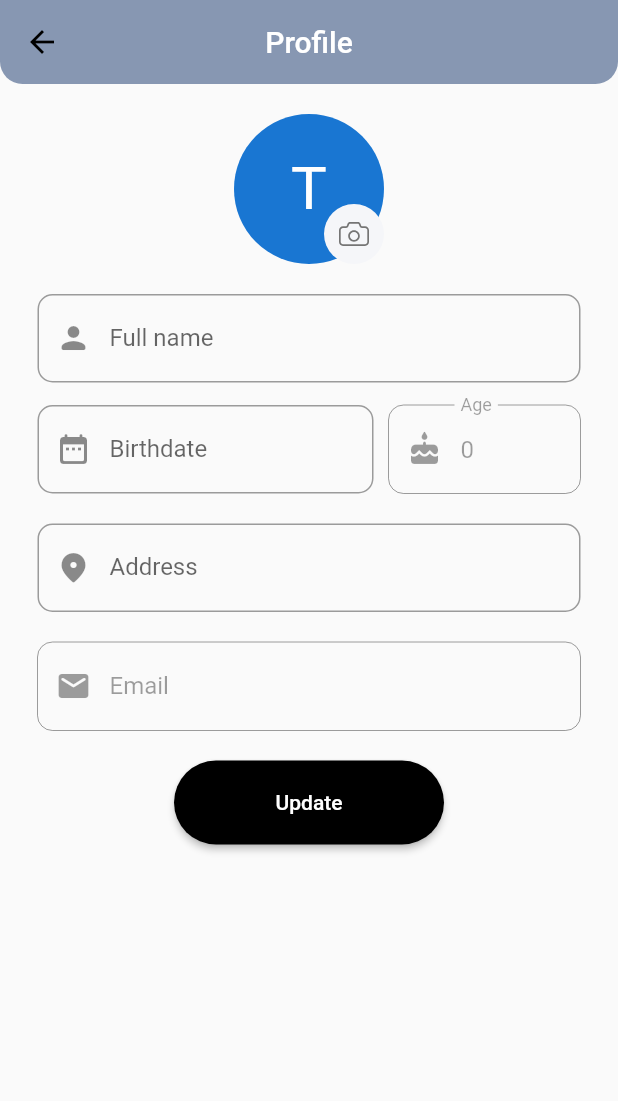
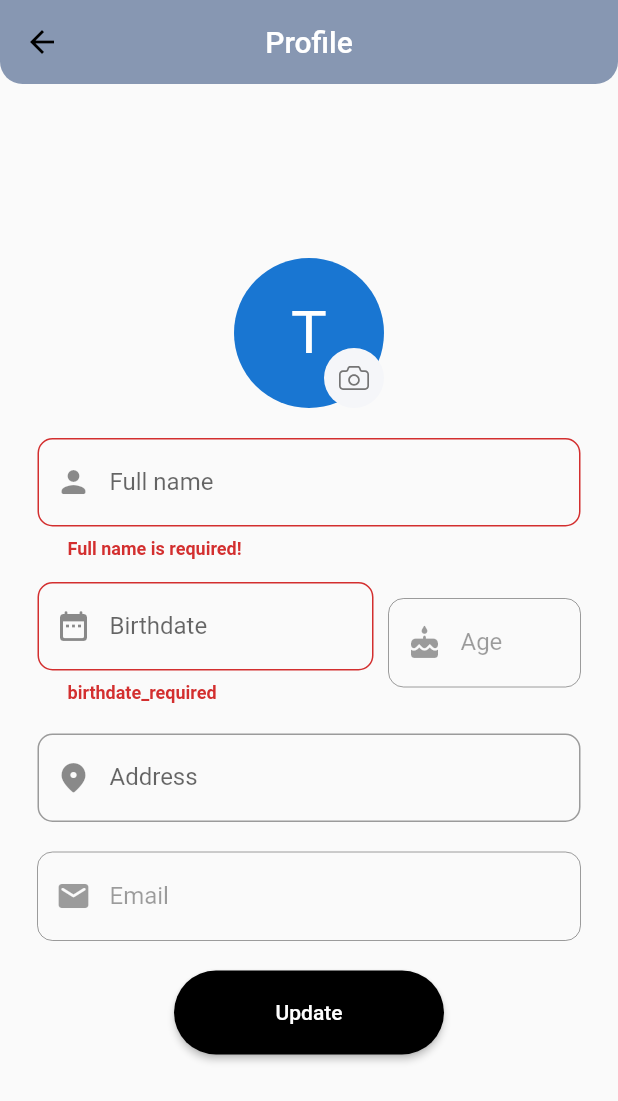
Before and after one commit to Tercilio/fake-news-flutter, a Flutter app: the UserProfilePage screen opened directly, after a tap on "Update", on a phone screen of 412 x 824 dp. Shown: the top 1101 px of the screen. Run offline on Flutter 3.47's test engine with Material 2 defaults, Android fonts, the phone set to English and light mode, and no system bars; our stand-ins replace dio, flutter_mobx, flutter_modular, flutter_svg, localization, mask_text_input_formatter and 1 more; missing offline and left inert: onboarding; generated files the repository leaves out were written again.

Commit message:
Finalizando tela do perfil do usuario

```diff
--- a/lib/src/features/auth/data/dto/user_output_dto.dart
+++ b/lib/src/features/auth/data/dto/user_output_dto.dart
@@ -1,18 +1,29 @@
 class UserOutputDto {
-  const UserOutputDto(this.id, this.fullname, this.birthdate, this.email,
-      this.photo, this.token);
+  const UserOutputDto(this.id, this.fullname, this.birthdate, this.address,
+      this.email, this.photo, this.token);
 
   final int id;
   final String fullname;
   final String birthdate;
+  final String address;
   final String email;
   final String photo;
   final String token;
+
+  factory UserOutputDto.fromJsonToken(Map<String, dynamic> json, String token) => UserOutputDto(
+      json['id'],
+      json['fullname'],
+      json['birthdate'],
+      json['address'],
+      json['email'],
+      json['photo'],
+      token);
 
   factory UserOutputDto.fromJson(Map<String, dynamic> json) => UserOutputDto(
       json['id'],
       json['fullname'],
       json['birthdate'],
+      json['address'],
       json['email'],
       json['photo'],
       json['token']);
@@ -21,6 +32,7 @@ class UserOutputDto {
         'id': id,
         'fullname': fullname,
         'birthdate': birthdate.replaceAll('/', '-'),
+        'address': address,
         'email': email,
         'photo': photo,
         'token': token
--- a/lib/src/features/auth/domain/model/user_secure_storage.dart
+++ b/lib/src/features/auth/domain/model/user_secure_storage.dart
@@ -8,6 +8,7 @@ class UserSecureStorage {
   static String _valueUserPhoto = "";
   static String _valueUserBirthday = "";
   static String _valueUserEmail = "";
+  static String _valueUserAddress = "";
   static String _valueUserToken = "";
 
   static int getUserid() {
@@ -42,6 +43,14 @@ class UserSecureStorage {
     _valueUserBirthday = userbirthday;
   }
 
+  static String getUserAddress() {
+    return _valueUserAddress;
+  }
+
+  static void setUserAddress(String useraddress) {
+    _valueUserAddress = useraddress;
+  }
+
   static String getUseremail() {
     // return await _storage.read(key: _keyUserEmail);
     return _valueUserEmail;
@@ -64,7 +73,7 @@ class UserSecureStorage {
 
   static UserOutputDto getUser() {
     return UserOutputDto(_valueUserId, _valueUserName, _valueUserBirthday,
-        _valueUserEmail, _valueUserPhoto, _valueUserToken);
+        _valueUserAddress, _valueUserEmail, _valueUserPhoto, _valueUserToken);
   }
 
   static void setUser(UserOutputDto user) {
@@ -74,6 +83,7 @@ class UserSecureStorage {
     _valueUserBirthday = user.birthdate.isEmpty ? "" : user.birthdate;
     _valueUserEmail = user.email.isEmpty ? "" : user.email;
     _valueUserToken = user.token.isEmpty ? "" : user.token;
+    _valueUserAddress = user.address.isEmpty ? "" : user.address;
   }
 
   static void resetUser() {
@@ -83,5 +93,6 @@ class UserSecureStorage {
     _valueUserBirthday = "";
     _valueUserEmail = "";
     _valueUserToken = "";
+    _valueUserAddress = "";
   }
 }
--- a/lib/src/features/auth/domain/repository/user_interface.dart
+++ b/lib/src/features/auth/domain/repository/user_interface.dart
@@ -1,5 +1,6 @@
 import 'package:basearch/src/features/auth/data/dto/user_input_dto.dart';
 import 'package:basearch/src/features/auth/data/dto/user_output_dto.dart';
+import 'package:basearch/src/features/main/data/dto/user_input_update_dto.dart';
 
 import '../model/user.dart';
 
@@ -7,4 +8,5 @@ abstract class IUser {
   Future<UserOutputDto> login(User user);
   Future<UserInputDto> singup(UserInputDto userInputDto);
   Future<UserOutputDto> getUser(String email);
+  Future<UserOutputDto> updateUser(int idUser, UserInputUpdateDto userDto);
 }
--- a/lib/src/features/home/home_module.dart
+++ b/lib/src/features/home/home_module.dart
@@ -16,6 +16,7 @@ import 'package:basearch/src/features/auth/presentation/viewmodel/validatorcode_
 import 'package:basearch/src/features/main/data/repository/news_repository.dart';
 import 'package:basearch/src/features/main/domain/repository/news_interface.dart';
 import 'package:basearch/src/features/main/domain/usecase/news_usecase.dart';
+import 'package:basearch/src/features/main/domain/usecase/user_usecase.dart';
 import 'package:basearch/src/features/main/presentation/view/page/main_page.dart';
 import 'package:basearch/src/features/main/presentation/viewmodel/main_viewmodel.dart';
 import 'package:basearch/src/features/main/presentation/viewmodel/user_profile_viewmodel.dart';
@@ -31,6 +32,7 @@ class HomeModule extends Module {
         Bind.factory((i) => SignUpUseCase()),
         Bind.factory((i) => NewsUseCase()),
         Bind.factory((i) => ForgotPasswordUseCase()),
+        Bind.factory((i) => UserUseCase()),
         Bind.factory((i) => ValidatorCodeViewModel()),
         Bind.factory((i) => LoginViewModel()),
         Bind.factory((i) => SignUpViewModel()),
--- /dev/null
+++ b/lib/src/features/main/domain/usecase/user_usecase.dart
@@ -0,0 +1,52 @@
+import 'package:basearch/src/features/auth/data/dto/user_output_dto.dart';
+import 'package:basearch/src/features/auth/domain/repository/user_interface.dart';
+import 'package:basearch/src/features/main/data/dto/user_input_update_dto.dart';
+import 'package:flutter_modular/flutter_modular.dart';
+import 'package:localization/localization.dart';
+
+import '../repository/news_interface.dart';
+
+class UserUseCase {
+  final repository = Modular.get<IUser>();
+
+  String? validateFullname(String fullname) {
+    if (fullname.isEmpty) {
+      return 'fullname_required'.i18n();
+    }
+
+    return null;
+  }
+
+  String? validateBirthdate(String birthdate) {
+    if (birthdate.isEmpty) {
+      return 'birthdate_required'.i18n();
+    }
+    return null;
+  }
+
+  String formatDateTime(String date) {
+    if (date.isEmpty) {
+      return '';
+    } else if (date.split("/")[0].length == 4) {
+      return date;
+    }
+
+    List<String> arrayStringDate = date.split("/");
+    String days = arrayStringDate[0];
+
+    arrayStringDate[0] = arrayStringDate[2];
+    arrayStringDate[2] = days;
+
+    date = arrayStringDate[0] +
+        "-" +
+        arrayStringDate[1] +
+        "-" +
+        arrayStringDate[2];
+
+    return date;
+  }
+
+  Future<UserOutputDto> updateUser(int idUser, UserInputUpdateDto dto) {
+    return repository.updateUser(idUser, dto);
+  }
+}
--- a/lib/src/features/main/presentation/view/page/user_profile.dart
+++ b/lib/src/features/main/presentation/view/page/user_profile.dart
@@ -5,6 +5,7 @@ import 'package:basearch/src/features/auth/domain/model/user_secure_storage.dart
 import 'package:basearch/src/features/main/presentation/view/page/main_page.dart';
 import 'package:basearch/src/features/main/presentation/viewmodel/user_profile_viewmodel.dart';
 import 'package:flutter/material.dart';
+import 'package:flutter_mobx/flutter_mobx.dart';
 import 'package:flutter_modular/flutter_modular.dart';
 import 'package:flutter_svg/svg.dart';
 import 'package:intl/intl.dart';
@@ -20,7 +21,7 @@ class UserProfilePage extends StatefulWidget {
 class _UserProfilePage
     extends ModularState<UserProfilePage, UserProfileViewModel> {
   bool isAccountUpdated = false;
-  final _controller = TextEditingController(text: '0');
+  final _controller = TextEditingController(text: '');
   final UserOutputDto _user = UserSecureStorage.getUser();
 
   Widget get _photo => CircleAvatar(
@@ -67,16 +68,28 @@ class _UserProfilePage
         ),
       );
 
+  Widget get _loadingIndicator => Container(
+        height: 56,
+        width: double.infinity,
+        margin: const EdgeInsets.fromLTRB(70, 15, 70, 5),
+        child: const Center(
+          child: Visibility(
+            child: CircularProgressIndicator(
+              backgroundColor: Colors.blueGrey,
+            ),
+          ),
+        ),
+      );
+
   Widget get _fullname => Container(
         margin: const EdgeInsets.fromLTRB(25, 20, 25, 0),
         width: double.infinity,
         child: TextFormField(
-          initialValue: _user.fullname,
+          initialValue: store.fullname,
           keyboardType: TextInputType.name,
           textInputAction: TextInputAction.next,
           decoration: InputDecoration(
-            errorText:
-                store.error.fullname!.isEmpty ? null : store.error.fullname,
+            errorText: store.error.fullname,
             labelText: 'fullname_label'.i18n(),
             errorStyle: const TextStyle(fontWeight: FontWeight.bold),
             prefixIcon: const Icon(Icons.person_rounded),
@@ -100,11 +113,9 @@ class _UserProfilePage
               flex: 7,
               child: TextFormField(
                 key: Key(store.birthdate),
-                initialValue: getDate(),
+                initialValue: store.birthdate,
                 decoration: InputDecoration(
-                  errorText: store.error.birthdate!.isEmpty
-                      ? null
-                      : store.error.birthdate,
+                  errorText: store.error.birthdate,
                   labelText: 'birthdate_label'.i18n(),
                   errorStyle: const TextStyle(fontWeight: FontWeight.bold),
                   hintText: 'birthdate_hint'.i18n(),
@@ -131,8 +142,7 @@ class _UserProfilePage
                           .replaceAll('-', '/')
                           .substring(0, 10);
 
-                      print("Data pick: " + dataPick.toString());
-                      calcAge(dataPick);
+                      calcAge(dataPick.toString());
                     });
                   }
                 },
@@ -166,10 +176,8 @@ class _UserProfilePage
         margin: const EdgeInsets.fromLTRB(25, 15, 25, 5),
         width: double.infinity,
         child: TextFormField(
-          initialValue: "",
+          initialValue: store.address,
           decoration: InputDecoration(
-            errorText:
-                store.error.address!.isEmpty ? null : store.error.address,
             labelText: 'address_label'.i18n(),
             errorStyle: const TextStyle(fontWeight: FontWeight.bold),
             prefixIcon: const Icon(Icons.room_rounded),
@@ -180,7 +188,7 @@ class _UserProfilePage
             ),
           ),
           enabled: !store.isLoading,
-          onTap: () async {},
+          onChanged: (value) => store.address = value,
         ),
       );
 
@@ -188,7 +196,7 @@ class _UserProfilePage
         margin: const EdgeInsets.fromLTRB(25, 15, 25, 5),
         width: double.infinity,
         child: TextFormField(
-          initialValue: _user.email,
+          initialValue: store.email,
           decoration: InputDecoration(
             labelText: 'email_label'.i18n(),
             prefixIcon: const Icon(Icons.email_rounded),
@@ -240,9 +248,11 @@ class _UserProfilePage
                     ),
                   ),
                   onPressed: () async {
-                    isAccountUpdated = await store.updateUser();
+                    isAccountUpdated = await store.updateUser(_user.id);
 
-                    if (isAccountUpdated) startTime();
+                    if (isAccountUpdated) {
+                      startTime();
+                    }
                   },
                   child: Text('updateuser'.i18n()),
                 ),
@@ -276,23 +286,59 @@ class _UserProfilePage
           borderRadius: BorderRadius.vertical(bottom: Radius.circular(15)),
         ),
       ),
-      body: SingleChildScrollView(
+      body: Center(
+        child: SingleChildScrollView(
           padding: const EdgeInsets.symmetric(vertical: 20),
-        child: Center(
-          child: Column(children: [
+          child: Observer(builder: (_) {
+            return Form(
+              child: Column(
+                children: [
                   _profilePhoto,
                   _fullname,
                   _birthdate,
                   _address,
                   _email,
-            _saveButton
-          ]),
+                  store.isLoading ? _loadingIndicator : _saveButton,
+                ],
+              ),
+            );
+          }),
         ),
       ),
     );
   }
 
-  calcAge(DateTime dateTime) {
+  @override
+  void initState() {
+    super.initState();
+
+    store.email = _user.email;
+    store.fullname = _user.fullname;
+    store.birthdate = getDate();
+    store.address = _user.address;
+
+    if (store.birthdate.isNotEmpty) {
+      calcAge(store.birthdate.replaceAll("/", "-"));
+    }
+  }
+
+  calcAge(String date) {
+    if (date.split("-")[0].length == 2) {
+      List<String> arrayStringDate = date.split("-");
+      String days = arrayStringDate[0];
+
+      arrayStringDate[0] = arrayStringDate[2];
+      arrayStringDate[2] = days;
+
+      date = arrayStringDate[0] +
+          "-" +
+          arrayStringDate[1] +
+          "-" +
+          arrayStringDate[2];
+    }
+
+    DateTime dateTime = DateTime.parse(date);
+
     DateTime dateToday = DateTime.now().add(const Duration(
         hours: 0, microseconds: 0, milliseconds: 0, minutes: 0, seconds: 0));
 
@@ -300,7 +346,7 @@ class _UserProfilePage
         hours: 0, microseconds: 0, milliseconds: 0, minutes: 0, seconds: 0));
 
     int age = (dateToday.difference(dateTime).inDays / 365).floor();
-    store.age = age.toString();
+    store.age = age < 0 ? "0" : age.toString();
 
     setState(() => _controller.text = store.age);
   }
--- a/lib/src/features/main/presentation/viewmodel/user_profile_viewmodel.dart
+++ b/lib/src/features/main/presentation/viewmodel/user_profile_viewmodel.dart
@@ -1,5 +1,9 @@
-import 'package:basearch/src/features/auth/domain/usecase/signup_usecase.dart';
+import 'package:basearch/src/features/auth/data/dto/user_output_dto.dart';
+import 'package:basearch/src/features/auth/domain/model/user_secure_storage.dart';
+import 'package:basearch/src/features/main/data/dto/user_input_update_dto.dart';
+import 'package:basearch/src/features/main/domain/usecase/user_usecase.dart';
 import 'package:flutter_modular/flutter_modular.dart';
+import 'package:localization/localization.dart';
 import 'package:mobx/mobx.dart';
 
 part 'user_profile_viewmodel.g.dart';
@@ -9,7 +13,10 @@ class UserProfileViewModel = _UserProfileViewModelBase
 
 abstract class _UserProfileViewModelBase with Store {
   final error = UserProfileError();
-  final _usecase = Modular.get<SignUpUseCase>();
+  final _usecase = Modular.get<UserUseCase>();
+
+  @observable
+  String email = '';
 
   @observable
   String fullname = '';
@@ -45,13 +52,33 @@ abstract class _UserProfileViewModelBase with Store {
     error.birthdate = _usecase.validateBirthdate(birthdate);
   }
 
-  Future<bool> updateUser() async {
+  Future<bool> updateUser(int idUser) async {
     error.clear();
 
     validateFullname();
     validateBirthdate();
 
-    return true;
+    if (!error.hasErrors) {
+      isLoading = true;
+
+      try {
+        String dateTime = _usecase.formatDateTime(birthdate);
+
+        UserInputUpdateDto dto =
+            UserInputUpdateDto(email, fullname, dateTime, address, photo);
+
+        UserOutputDto userOutputDto = await _usecase.updateUser(idUser, dto);
+        UserSecureStorage.setUser(userOutputDto);
+
+        return true;
+      } on Exception {
+        error.updateUser = 'singup_invalid'.i18n();
+      } finally {
+        isLoading = false;
+      }
+    }
+
+    return false;
   }
 }
 
@@ -59,29 +86,20 @@ class UserProfileError = _UserProfileErrorBase with _$UserProfileError;
 
 abstract class _UserProfileErrorBase with Store {
   @observable
-  String? fullname = '';
+  String? fullname;
 
   @observable
-  String? birthdate = '';
-
-  @observable
-  String? address = '';
-
-  @observable
-  String? photo = '';
+  String? birthdate;
 
   @observable
   String updateUser = '';
 
   @computed
-  bool get hasErrors =>
-      fullname != null || fullname != null || birthdate != null;
+  bool get hasErrors => fullname != null || birthdate != null;
 
   void clear() {
     fullname = null;
     birthdate = null;
-    address = null;
-    photo = null;
-    updateUser = "";
+    updateUser = '';
   }
 }
```
Also changed, not shown: lib/src/features/auth/data/repository/user_repository.dart (+28 -0 lines), lib/src/features/main/data/dto/user_input_update_dto.dart (added, +30 -0 lines), lib/src/features/main/presentation/viewmodel/user_profile_viewmodel.g.dart. Lines whose indentation alone changed are shown as unchanged.
